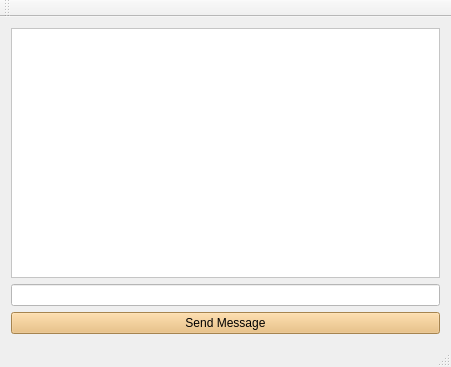
This is ChatServer/client.ui in wmbb123/Chat-Server as Qt 5 draws it before an edit. The edited form follows.
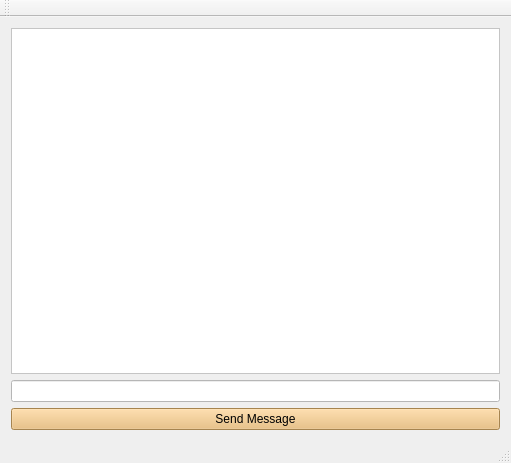
This is the edited form.

The edit to the form file:
```diff
--- a/ChatServer/client.ui
+++ b/ChatServer/client.ui
@@ -6,8 +6,8 @@
    <rect>
     <x>0</x>
     <y>0</y>
-    <width>451</width>
-    <height>367</height>
+    <width>511</width>
+    <height>463</height>
    </rect>
   </property>
   <property name="windowTitle">
@@ -27,7 +27,7 @@
     </item>
     <item row="1" column="0">
      <layout class="QGridLayout" name="gridLayout">
-      <item row="2" column="1">
+      <item row="4" column="1">
        <widget class="QLineEdit" name="lineEdit_message">
         <property name="sizePolicy">
          <sizepolicy hsizetype="Expanding" vsizetype="Fixed">
@@ -42,7 +42,7 @@
       </item>
      </layout>
     </item>
-    <item row="2" column="0">
+    <item row="3" column="0">
      <widget class="QPushButton" name="pushButton_sendMessage">
       <property name="styleSheet">
        <string notr="true">background-color: rgb(233, 185, 110);</string>
```
Left out of the diff: 2 changed lines with no effect on the pictures.
